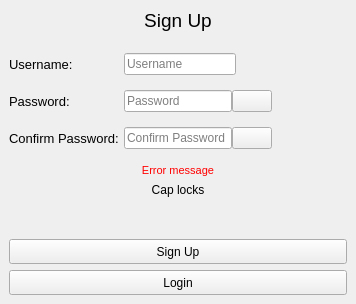
VicMbugua/TaskManagementSystem, file ui/sign_up.ui: the form before one commit.
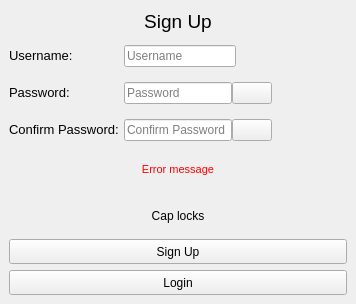
The form after the commit. Icons and pictures are not drawn.

Diff of the .ui file:
```diff
--- a/ui/sign_up.ui
+++ b/ui/sign_up.ui
@@ -17,6 +17,18 @@
    <layout class="QVBoxLayout" name="verticalLayout">
     <item>
      <widget class="QLabel" name="label">
+      <property name="sizePolicy">
+       <sizepolicy hsizetype="Preferred" vsizetype="Fixed">
+        <horstretch>0</horstretch>
+        <verstretch>0</verstretch>
+       </sizepolicy>
+      </property>
+      <property name="minimumSize">
+       <size>
+        <width>0</width>
+        <height>24</height>
+       </size>
+      </property>
       <property name="font">
        <font>
         <pointsize>14</pointsize>
@@ -30,32 +42,25 @@
       </property>
      </widget>
     </item>
-    <item>
-     <spacer name="verticalSpacer_2">
-      <property name="orientation">
-       <enum>Qt::Vertical</enum>
-      </property>
-      <property name="sizeType">
-       <enum>QSizePolicy::Fixed</enum>
-      </property>
-      <property name="sizeHint" stdset="0">
-       <size>
-        <width>5</width>
-        <height>15</height>
-       </size>
-      </property>
-     </spacer>
-    </item>
     <item>
      <layout class="QHBoxLayout" name="horizontalLayout_2">
       <property name="spacing">
        <number>0</number>
       </property>
+      <property name="topMargin">
+       <number>6</number>
+      </property>
       <property name="bottomMargin">
        <number>9</number>
       </property>
       <item>
        <widget class="QLabel" name="label_2">
+        <property name="sizePolicy">
+         <sizepolicy hsizetype="Preferred" vsizetype="Fixed">
+          <horstretch>0</horstretch>
+          <verstretch>0</verstretch>
+         </sizepolicy>
+        </property>
         <property name="minimumSize">
          <size>
           <width>115</width>
@@ -107,6 +112,12 @@
       </property>
       <item>
        <widget class="QLabel" name="label_3">
+        <property name="sizePolicy">
+         <sizepolicy hsizetype="Preferred" vsizetype="Fixed">
+          <horstretch>0</horstretch>
+          <verstretch>0</verstretch>
+         </sizepolicy>
+        </property>
         <property name="minimumSize">
          <size>
           <width>115</width>
@@ -180,10 +191,16 @@
        <number>0</number>
       </property>
       <property name="bottomMargin">
-       <number>9</number>
+       <number>0</number>
       </property>
       <item>
        <widget class="QLabel" name="label_4">
+        <property name="sizePolicy">
+         <sizepolicy hsizetype="Preferred" vsizetype="Fixed">
+          <horstretch>0</horstretch>
+          <verstretch>0</verstretch>
+         </sizepolicy>
+        </property>
         <property name="minimumSize">
          <size>
           <width>115</width>
@@ -253,6 +270,18 @@
     </item>
     <item>
      <widget class="QLabel" name="error_message">
+      <property name="sizePolicy">
+       <sizepolicy hsizetype="Preferred" vsizetype="Preferred">
+        <horstretch>0</horstretch>
+        <verstretch>0</verstretch>
+       </sizepolicy>
+      </property>
+      <property name="minimumSize">
+       <size>
+        <width>0</width>
+        <height>45</height>
+       </size>
+      </property>
       <property name="font">
        <font>
         <pointsize>8</pointsize>
@@ -282,19 +311,6 @@
       </property>
      </widget>
     </item>
-    <item>
-     <spacer name="verticalSpacer">
-      <property name="orientation">
-       <enum>Qt::Vertical</enum>
-      </property>
-      <property name="sizeHint" stdset="0">
-       <size>
-        <width>20</width>
-        <height>74</height>
-       </size>
-      </property>
-     </spacer>
-    </item>
     <item>
      <widget class="QPushButton" name="sign_up_btn">
       <property name="minimumSize">
```
